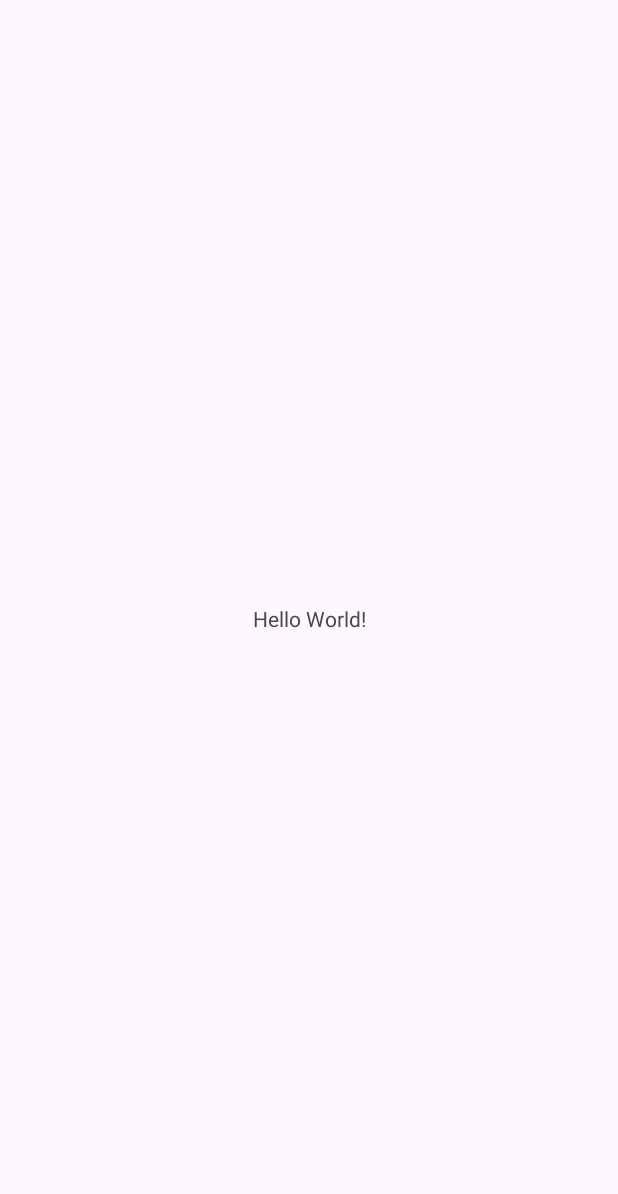
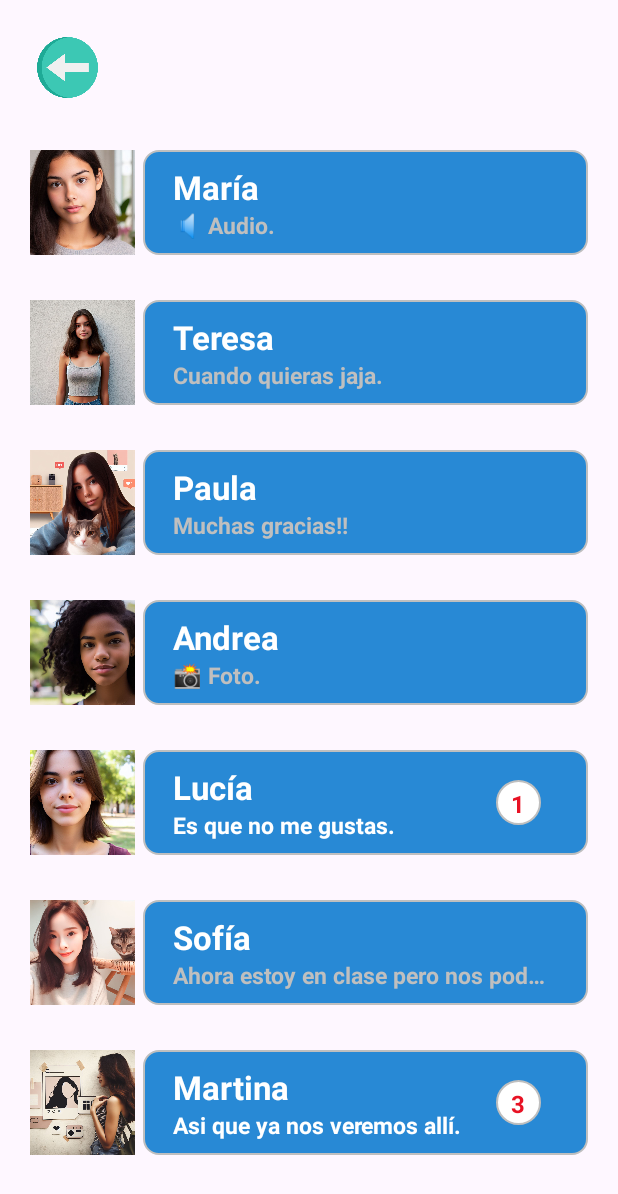
Before and after one commit to sergioGC17/Matchuax, an Android app: the screen it shows after launch (MainActivity before the commit, Chats after it), on a phone screen of 412 x 824 dp. Before the commit the part shown is almost empty. Shown: the top 1194 px of the screen. Run offline under Robolectric (Android 15) with nearby library versions, the light colour scheme and no system bars; 2 statements that could not run were skipped.

Commit message:
ids cambiados en la interfaz de chats y en strings.xml

```diff
--- a/MatchuaxApp/app/src/main/res/layout/activity_chats.xml
+++ b/MatchuaxApp/app/src/main/res/layout/activity_chats.xml
@@ -27,31 +27,27 @@
         android:layout_height="match_parent">
 
         <LinearLayout
-            android:id="@+id/LinearLayoutChats"
+            android:id="@+id/linear_layout_chats"
             android:layout_width="match_parent"
             android:layout_height="wrap_content"
             android:orientation="vertical">
 
             <LinearLayout
-                android:id="@+id/LinearLayoutMariaFondo"
+                android:id="@+id/linear_layout_maria_fondo"
                 android:layout_width="match_parent"
                 android:layout_height="wrap_content"
                 android:orientation="horizontal"
                 android:layout_marginBottom="30dp">
 
                 <ImageView
-                    android:id="@+id/imagenMaria"
+                    android:id="@+id/imagen_maria"
                     android:layout_width="70dp"
                     android:layout_height="70dp"
                     android:src="@drawable/maria"
                     android:layout_gravity="center"/>
-                <!--
-                    android:background="@drawable/imageview_chats"
-                    android:clipToOutline="true"
-                -->
 
                 <LinearLayout
-                    android:id="@+id/LinearLayoutMariaDerecha"
+                    android:id="@+id/linear_layout_maria_derecha"
                     android:layout_width="match_parent"
                     android:layout_height="70dp"
                     android:layout_marginStart="5dp"
@@ -61,7 +57,7 @@
                     tools:ignore="RtlSymmetry">
 
                     <TextView
-                        android:id="@+id/TextViewMariaNombre"
+                        android:id="@+id/text_view_maria_nombre"
                         android:layout_width="wrap_content"
                         android:layout_height="wrap_content"
                         android:text="@string/maria"
@@ -71,10 +67,10 @@
                         android:textStyle="bold"/>
 
                     <TextView
-                        android:id="@+id/TextViewMariaMensaje"
+                        android:id="@+id/text_view_maria_mensaje"
                         android:layout_width="wrap_content"
                         android:layout_height="wrap_content"
-                        android:text="@string/mensajeMaria"
+                        android:text="@string/mensaje_maria"
                         android:textColor="@color/grey"
                         android:textSize="15sp"
                         android:textStyle="bold" />
@@ -82,21 +78,21 @@
             </LinearLayout> <!-- MariaFondo -->
 
             <LinearLayout
-                android:id="@+id/LinearLayoutTeresaFondo"
+                android:id="@+id/linear_layout_teresa_fondo"
                 android:layout_width="match_parent"
                 android:layout_height="wrap_content"
                 android:orientation="horizontal"
                 android:layout_marginBottom="30dp">
 
                 <ImageView
-                    android:id="@+id/imagenTeresa"
+                    android:id="@+id/imagen_teresa"
                     android:layout_width="70dp"
                     android:layout_height="70dp"
                     android:src="@drawable/teresa"
                     android:layout_gravity="center"/>
 
                 <LinearLayout
-                    android:id="@+id/LinearLayoutTeresaDerecha"
+                    android:id="@+id/linear_layout_teresa_derecha"
                     android:layout_width="match_parent"
                     android:layout_height="70dp"
                     android:layout_marginStart="5dp"
@@ -106,7 +102,7 @@
                     tools:ignore="RtlSymmetry">
 
                     <TextView
-                        android:id="@+id/TextViewTeresaNombre"
+                        android:id="@+id/text_view_teresa_nombre"
                         android:layout_width="wrap_content"
                         android:layout_height="wrap_content"
                         android:text="@string/teresa"
@@ -116,10 +112,10 @@
                         android:textStyle="bold"/>
 
                     <TextView
-                        android:id="@+id/TextViewTeresaMensaje"
+                        android:id="@+id/text_view_teresa_mensaje"
                         android:layout_width="150dp"
                         android:layout_height="wrap_content"
-                        android:text="@string/mensajeTeresa"
+                        android:text="@string/mensaje_teresa"
                         android:textColor="@color/grey"
                         android:textSize="15sp"
                         android:textStyle="bold" />
@@ -127,21 +123,21 @@
             </LinearLayout> <!-- TeresaFondo -->
 
             <LinearLayout
-                android:id="@+id/LinearLayoutPaulaFondo"
+                android:id="@+id/linearlayout_paula_fondo"
                 android:layout_width="match_parent"
                 android:layout_height="wrap_content"
                 android:orientation="horizontal"
                 android:layout_marginBottom="30dp">
 
                 <ImageView
-                    android:id="@+id/imagenPaula"
+                    android:id="@+id/imagen_paula"
                     android:layout_width="70dp"
                     android:layout_height="70dp"
                     android:src="@drawable/paula"
                     android:layout_gravity="center"/>
 
                 <LinearLayout
-                    android:id="@+id/LinearLayoutPaulaDerecha"
+                    android:id="@+id/linear_layout_paula_derecha"
                     android:layout_width="match_parent"
                     android:layout_height="70dp"
                     android:layout_marginStart="5dp"
@@ -151,7 +147,7 @@
                     tools:ignore="RtlSymmetry">
 
                     <TextView
-                        android:id="@+id/TextViewPaulaNombre"
+                        android:id="@+id/text_view_paula_nombre"
                         android:layout_width="wrap_content"
                         android:layout_height="wrap_content"
                         android:text="@string/paula"
@@ -164,7 +160,7 @@
                         android:id="@+id/TextViewPaulaMensaje"
                         android:layout_width="wrap_content"
                         android:layout_height="wrap_content"
-                        android:text="@string/mensajePaula"
+                        android:text="@string/mensaje_paula"
                         android:textColor="@color/grey"
                         android:textSize="15sp"
                         android:textStyle="bold" />
@@ -172,21 +168,21 @@
             </LinearLayout> <!-- PaulaFondo -->
 
             <LinearLayout
-                android:id="@+id/LinearLayoutAndreaFondo"
+                android:id="@+id/linear_layout_andrea_fondo"
                 android:layout_width="match_parent"
                 android:layout_height="wrap_content"
                 android:orientation="horizontal"
                 android:layout_marginBottom="30dp">
 
                 <ImageView
-                    android:id="@+id/imagenAndrea"
+                    android:id="@+id/imagen_andrea"
                     android:layout_width="70dp"
                     android:layout_height="70dp"
                     android:src="@drawable/andrea"
                     android:layout_gravity="center"/>
 
                 <LinearLayout
-                    android:id="@+id/LinearLayoutAndreaDerecha"
+                    android:id="@+id/linear_layout_andrea_derecha"
                     android:layout_width="match_parent"
                     android:layout_height="70dp"
                     android:layout_marginStart="5dp"
@@ -196,7 +192,7 @@
                     tools:ignore="RtlSymmetry">
 
                     <TextView
-                        android:id="@+id/TextViewAndreaNombre"
+                        android:id="@+id/text_view_andrea_nombre"
                         android:layout_width="wrap_content"
                         android:layout_height="wrap_content"
                         android:text="@string/andrea"
@@ -206,10 +202,10 @@
                         android:textStyle="bold"/>
 
                     <TextView
-                        android:id="@+id/TextViewAndreaMensaje"
+                        android:id="@+id/text_view_andrea_mensaje"
                         android:layout_width="wrap_content"
                         android:layout_height="wrap_content"
-                        android:text="@string/mensajeAndrea"
+                        android:text="@string/mensaje_andrea"
                         android:textColor="@color/grey"
                         android:textSize="15sp"
                         android:textStyle="bold" />
@@ -217,21 +213,21 @@
             </LinearLayout> <!-- AndreaFondo -->
 
             <LinearLayout
-                android:id="@+id/LinearLayoutLuciaFondo"
+                android:id="@+id/linear_layout_lucia_fondo"
                 android:layout_width="match_parent"
                 android:layout_height="wrap_content"
                 android:orientation="horizontal"
                 android:layout_marginBottom="30dp">
 
                 <ImageView
-                    android:id="@+id/imagenLucia"
+                    android:id="@+id/imagen_lucia"
                     android:layout_width="70dp"
                     android:layout_height="70dp"
                     android:src="@drawable/lucia"
                     android:layout_gravity="center"/>
 
                 <LinearLayout
-                    android:id="@+id/LinearLayoutLuciaDerecha"
+                    android:id="@+id/linear_layout_lucia_derecha"
                     android:layout_width="match_parent"
                     android:layout_height="70dp"
                     android:layout_marginStart="5dp"
@@ -243,7 +239,7 @@
 
 
                     <LinearLayout
-                        android:id="@+id/LinearLayoutLuciaFondoTexto"
+                        android:id="@+id/linear_layout_lucia_fondo_texto"
                         android:layout_width="210dp"
                         android:layout_height="match_parent"
                         android:layout_margin="0dp"
@@ -251,7 +247,7 @@
                         android:orientation="vertical">
 
                         <TextView
-                            android:id="@+id/TextViewLuciaNombre"
+                            android:id="@+id/text_view_lucia_nombre"
                             android:layout_width="wrap_content"
                             android:layout_height="wrap_content"
                             android:gravity="center_vertical"
@@ -261,22 +257,23 @@
                             android:textStyle="bold" />
 
                         <TextView
-                            android:id="@+id/TextViewLuciaMensaje"
+                            android:id="@+id/text_view_lucia_mensaje"
                             android:layout_width="wrap_content"
                             android:layout_height="wrap_content"
-                            android:text="@string/mensajeLucia"
+                            android:text="@string/mensaje_lucia"
                             android:textColor="@color/white"
                             android:textStyle="bold"
                             android:textSize="15sp" />
                     </LinearLayout> <!-- LuciaFondoTexto -->
 
                     <TextView
+                        android:id="@+id/text_view_lucia_sin_leer"
                         android:layout_width="30dp"
                         android:layout_height="30dp"
                         android:background="@drawable/textview_chats"
                         android:layout_marginLeft="5dp"
                         android:gravity="center"
-                        android:text="@string/sinLeerLucia"
+                        android:text="@string/sin_leer_lucia"
                         android:textColor="@color/red"
                         android:textStyle="bold"
                         android:textSize="16sp"/>
@@ -286,21 +283,21 @@
             </LinearLayout> <!-- LuciaFondo -->
 
             <LinearLayout
-                android:id="@+id/LinearLayoutSofiaFondo"
+                android:id="@+id/linear_layout_sofia_fondo"
                 android:layout_width="match_parent"
                 android:layout_height="wrap_content"
                 android:orientation="horizontal"
                 android:layout_marginBottom="30dp">
 
                 <ImageView
-                    android:id="@+id/imagenSofia"
+                    android:id="@+id/imagen_sofia"
                     android:layout_width="70dp"
                     android:layout_height="70dp"
                     android:src="@drawable/sofia"
                     android:layout_gravity="center"/>
 
                 <LinearLayout
-                    android:id="@+id/LinearLayoutSofiaDerecha"
+                    android:id="@+id/linear_layout_sofia_derecha"
                     android:layout_width="match_parent"
                     android:layout_height="70dp"
                     android:layout_marginStart="5dp"
@@ -310,7 +307,7 @@
                     tools:ignore="RtlSymmetry">
 
                     <TextView
-                        android:id="@+id/TextViewSofiaNombre"
+                        android:id="@+id/text_view_sofia_nombre"
                         android:layout_width="wrap_content"
                         android:layout_height="wrap_content"
                         android:text="@string/sofia"
@@ -320,10 +317,10 @@
                         android:textStyle="bold"/>
 
                     <TextView
-                        android:id="@+id/TextViewSofiaMensaje"
+                        android:id="@+id/text_view_sofia_mensaje"
                         android:layout_width="wrap_content"
                         android:layout_height="wrap_content"
-                        android:text="@string/mensajeSofia"
+                        android:text="@string/mensaje_sofia"
                         android:textColor="@color/grey"
                         android:textSize="15sp"
                         android:textStyle="bold" />
@@ -331,21 +328,21 @@
             </LinearLayout> <!-- SofiaFondo -->
 
             <LinearLayout
-                android:id="@+id/LinearLayoutMartinaFondo"
+                android:id="@+id/linear_layout_martina_fondo"
                 android:layout_width="match_parent"
                 android:layout_height="wrap_content"
                 android:orientation="horizontal"
                 android:layout_marginBottom="30dp">
 
                 <ImageView
-                    android:id="@+id/imagenMartina"
+                    android:id="@+id/imagen_martina"
                     android:layout_width="70dp"
                     android:layout_height="70dp"
                     android:src="@drawable/martina"
                     android:layout_gravity="center"/>
 
                 <LinearLayout
-                    android:id="@+id/LinearLayoutMartinaDerecha"
+                    android:id="@+id/linear_layout_martina_derecha"
                     android:layout_width="match_parent"
                     android:layout_height="70dp"
                     android:layout_marginStart="5dp"
@@ -356,14 +353,14 @@
                     tools:ignore="RtlSymmetry">
 
                     <LinearLayout
-                        android:id="@+id/LinearLayoutMartinaFondoTexto"
+                        android:id="@+id/linear_layout_martina_fondo_texto"
                         android:layout_width="210dp"
                         android:layout_height="match_parent"
                         android:layout_margin="0dp"
                         android:layout_marginBottom="30dp"
                         android:orientation="vertical">
                         <TextView
-                            android:id="@+id/TextViewMartinaNombre"
+                            android:id="@+id/text_view_martina_nombre"
                             android:layout_width="wrap_content"
                             android:layout_height="wrap_content"
                             android:text="@string/martina"
@@ -373,22 +370,23 @@
                             android:textStyle="bold"/>
 
                         <TextView
-                            android:id="@+id/TextViewMartinaMensaje"
+                            android:id="@+id/text_view_martina_mensaje"
                             android:layout_width="wrap_content"
                             android:layout_height="wrap_content"
-                            android:text="@string/mensajeMartina"
+                            android:text="@string/mensaje_martina"
                             android:textColor="@color/white"
                             android:textSize="15sp"
                             android:textStyle="bold"/>
                     </LinearLayout> <!-- MartinaFondoTexto -->
 
                     <TextView
+                        android:id="@+id/text_view_martina_sin_leer"
                         android:layout_width="30dp"
                         android:layout_height="30dp"
                         android:background="@drawable/textview_chats"
                         android:layout_marginStart="5dp"
                         android:gravity="center"
-                        android:text="@string/sinLeerMartina"
+                        android:text="@string/sin_leer_martina"
                         android:textColor="@color/red"
                         android:textStyle="bold"
                         android:textSize="16sp"/>
--- a/MatchuaxApp/app/src/main/res/values/strings.xml
+++ b/MatchuaxApp/app/src/main/res/values/strings.xml
@@ -21,25 +21,25 @@
     <string name="mensaje13">🔈 Audio.</string>
 
     <!-- Chats -->
-    <string name="mensajeMaria">🔈 Audio.</string>
+    <string name="mensaje_maria">🔈 Audio.</string>
 
     <string name="teresa">Teresa</string>
-    <string name="mensajeTeresa">Cuando quieras jaja.</string>
+    <string name="mensaje_teresa">Cuando quieras jaja.</string>
 
     <string name="paula">Paula</string>
-    <string name="mensajePaula">Muchas gracias!!</string>
+    <string name="mensaje_paula">Muchas gracias!!</string>
 
     <string name="andrea">Andrea</string>
-    <string name="mensajeAndrea">📸 Foto.</string>
+    <string name="mensaje_andrea">📸 Foto.</string>
 
     <string name="lucia">Lucía</string>
-    <string name="mensajeLucia">Es que no me gustas.</string>
-    <string name="sinLeerLucia">1</string>
+    <string name="mensaje_lucia">Es que no me gustas.</string>
+    <string name="sin_leer_lucia">1</string>
 
     <string name="sofia">Sofía</string>
-    <string name="mensajeSofia">Ahora estoy en clase pero nos pod…</string>
+    <string name="mensaje_sofia">Ahora estoy en clase pero nos pod…</string>
 
     <string name="martina">Martina</string>
-    <string name="mensajeMartina">Asi que ya nos veremos allí.</string>
-    <string name="sinLeerMartina">3</string>
+    <string name="mensaje_martina">Asi que ya nos veremos allí.</string>
+    <string name="sin_leer_martina">3</string>
 </resources>
```
Also changed, not shown: MatchuaxApp/app/src/main/AndroidManifest.xml (+7 -6 lines).
